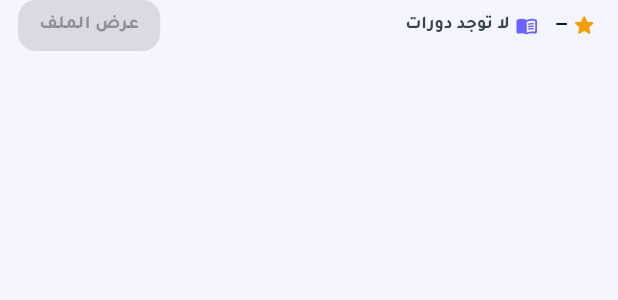
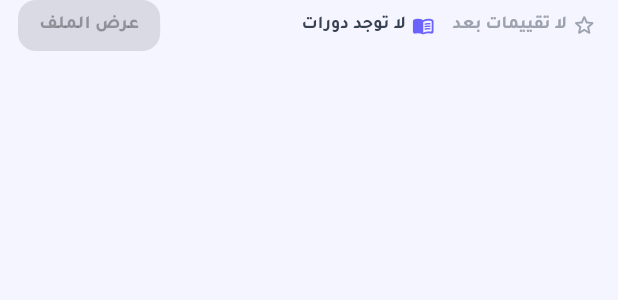
Before and after one commit to obaifad/coursy, a Flutter app: the _InstituteHeroFooter widget shown alone on an empty page, opened directly with empty values, on a phone screen of 412 x 824 dp. Shown: the top 300 px of the screen. Run offline on Flutter 3.47's test engine with Material 3 defaults, Android fonts, the phone set to English and light mode, and no system bars; our stand-ins replace cached_network_image, dio, firebase_core, firebase_crashlytics, firebase_messaging, flutter_local_notifications and 8 more; missing offline and left inert: workmanager; accounts and stored records are empty; network calls fail.

Commit message:
Ratings: "No ratings yet" instead of grey stars, 0.0 or a dash
Every course is still at rating 0. Course cards showed five grey stars,
the instructor page printed a raw "0.0" for a linked institute and
institute cards showed a yellow star with a dash. They now show an outline
star with "No ratings yet" / «لا تقييمات بعد», and the course page header
shows it too. Cards use the model's hasRating, so a rating with no real
reviews counts as none.

Co-Authored-By: Claude Opus 5.5 <noreply@anthropic.com>

```diff
--- a/my_app/lib/core/locale/app_translations.dart
+++ b/my_app/lib/core/locale/app_translations.dart
@@ -579,6 +579,7 @@ class AppTranslations extends Translations {
     'no_schedule_yet': 'لم يُحدَّد جدول هذه الدورة بعد.',
     'no_instructor_info': 'لا توجد معلومات عن المدرّب حالياً.',
     'no_reviews_yet': 'لا توجد تقييمات بعد. كن أول من يقيّم الدورة.',
+    'no_ratings_yet': 'لا تقييمات بعد',
     'no_instructor_reviews': 'لا توجد تقييمات لدورات هذا المدرّب بعد.',
     'instructor_years': '@role · @years سنوات',
     'instructor_experience_one': 'خبرة سنة واحدة',
@@ -1321,6 +1322,7 @@ class AppTranslations extends Translations {
     'no_schedule_yet': 'No schedule has been set for this course yet.',
     'no_instructor_info': 'No instructor information available.',
     'no_reviews_yet': 'No reviews yet. Be the first to review this course.',
+    'no_ratings_yet': 'No ratings yet',
     'no_instructor_reviews': "No reviews for this instructor's courses yet.",
     'instructor_years': '@role · @years years',
     'instructor_experience_one': '1 year of experience',
--- a/my_app/lib/modules/courses/views/course_details_view.dart
+++ b/my_app/lib/modules/courses/views/course_details_view.dart
@@ -303,6 +303,11 @@ SliverAppBar _buildCourseHeroSliver({
                         style: const TextStyle(color: Colors.white, fontWeight: FontWeight.w700),
                       ),
                       const SizedBox(width: 16),
+                    ] else ...[
+                      const Icon(Icons.star_outline_rounded, color: Colors.white70, size: 18),
+                      const SizedBox(width: 4),
+                      Text('no_ratings_yet'.tr, style: const TextStyle(color: Colors.white70, fontWeight: FontWeight.w600)),
+                      const SizedBox(width: 16),
                     ],
                     const Icon(Icons.people_alt_outlined, color: Colors.white70, size: 18),
                     const SizedBox(width: 4),
--- a/my_app/lib/widgets/design_system/entity_cards.dart
+++ b/my_app/lib/widgets/design_system/entity_cards.dart
@@ -242,14 +242,21 @@ class _InstituteHeroFooter extends StatelessWidget {
               alignment: AlignmentDirectional.centerStart,
               child: Row(
                 children: [
+                  if (institute.rating > 0) ...[
                     const Icon(Icons.star_rounded, size: 17, color: AppColors.ratingStar),
                     const SizedBox(width: 3),
                     Text(
-                    institute.rating > 0 ? institute.rating.toStringAsFixed(1) : '—',
+                      institute.rating.toStringAsFixed(1),
                       textDirection: TextDirection.ltr,
                       style: meta.copyWith(fontWeight: FontWeight.w800, color: AppColors.textPrimary),
                     ),
-                  if (count != null && count > 0) ...[
+                  ] else ...[
+                    // بلا تقييمات: نص واضح بدل نجمة صفراء و«—».
+                    const Icon(Icons.star_outline_rounded, size: 17, color: AppColors.textHint),
+                    const SizedBox(width: 3),
+                    Text('no_ratings_yet'.tr, style: meta.copyWith(fontWeight: FontWeight.w600, color: AppColors.textHint)),
+                  ],
+                  if (institute.rating > 0 && count != null && count > 0) ...[
                     const SizedBox(width: 3),
                     Text(
                       '($count)',
```
Also changed, not shown: my_app/lib/modules/instructors/views/instructor_details_view.dart (+16 -3 lines), my_app/lib/widgets/app_widgets/course_card.dart (+18 -1 lines), 1 other file. Lines whose indentation alone changed are shown as unchanged.
